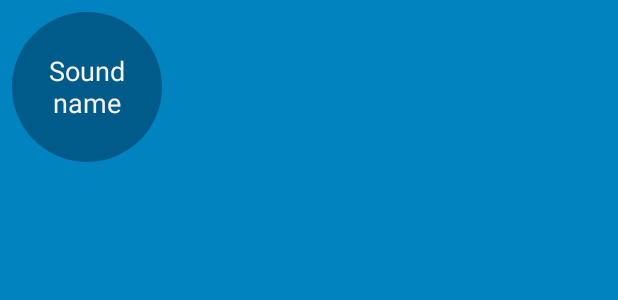
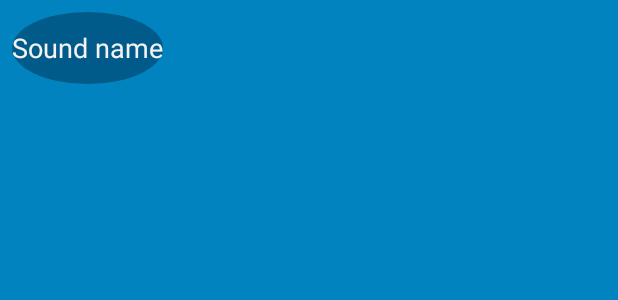
Before and after one commit to edmanf/BeatBox, an Android app: the layout list_item_sound.xml on its own in the app's theme, with its tools: preview values and no code run, on a phone screen of 412 x 824 dp. Shown: the top 300 px of the screen. Run offline under Robolectric (Android 15) with nearby library versions, the phone set to English and light mode, and no system bars.

Commit message:
21.8: done

```diff
--- a/app/src/main/res/layout/list_item_sound.xml
+++ b/app/src/main/res/layout/list_item_sound.xml
@@ -7,8 +7,8 @@
 
     <Button
         android:id="@+id/list_item_sound_button"
-        android:layout_width="100dp"
-        android:layout_height="100dp"
+        android:layout_width="match_parent"
+        android:layout_height="match_parent"
         android:layout_gravity="center"
         tools:text="Sound name"/>
 </FrameLayout>
```
